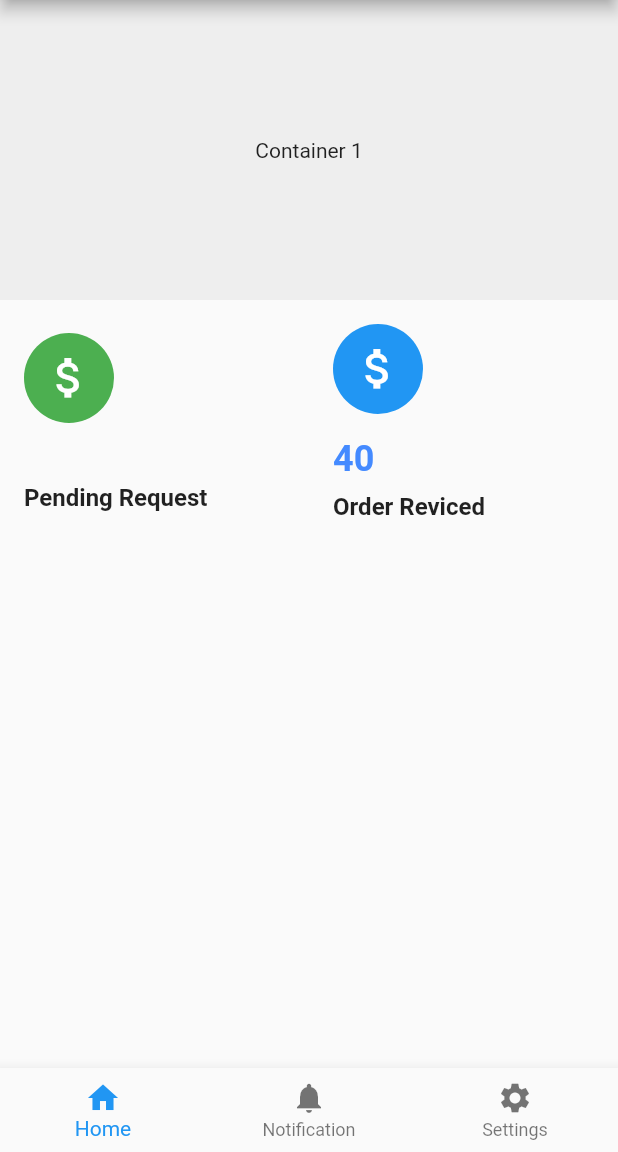
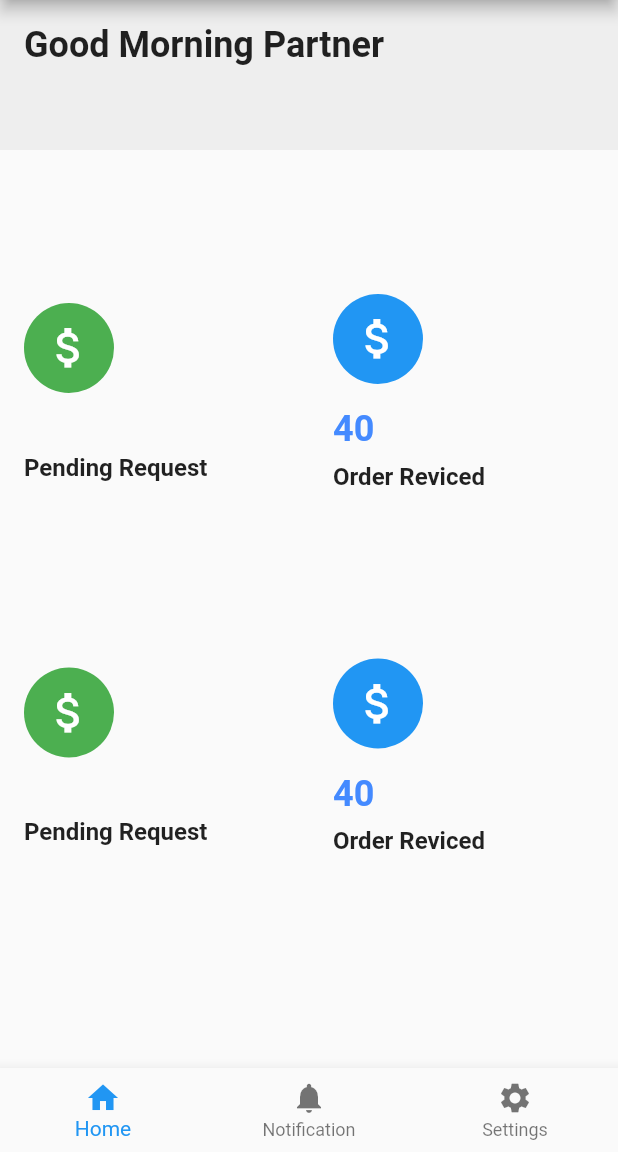
Before and after one commit to Ankit-Dhattarwal/Homzy_provider, a Flutter app: the screen it shows after launch, on a phone screen of 412 x 824 dp, the part 84-1236 px from its top. Run offline on Flutter 3.47's test engine with Material 2 defaults, Android fonts, the light colour scheme and no system bars; our stand-ins replace font_awesome_flutter.

Commit message:
Homzy Provider App

```diff
--- a/lib/main.dart
+++ b/lib/main.dart
@@ -1,5 +1,7 @@
 import 'package:flutter/material.dart';
 import 'package:font_awesome_flutter/font_awesome_flutter.dart';
+import 'package:provider_night/notification /request_screen.dart';
+import 'package:provider_night/notification /respose.dart';
 
 
 void main() => runApp(MyApp());
@@ -26,12 +28,97 @@ class HomeScreen extends StatelessWidget {
       body: Column(
         crossAxisAlignment: CrossAxisAlignment.stretch,
         children: [
-          Container(
-            color: Colors.grey[200],
-            height: 200,
-            child: Center(
-              child: Text('Container 1'),
+      Container(
+      color: Colors.grey[200],
+        height: 100,
+        child: Align(
+          alignment: Alignment.topLeft,
+          child: Padding(
+            padding: const EdgeInsets.all(16.0),
+            child: Text(
+              'Good Morning Partner',
+              style: TextStyle(
+                fontSize: 24,
+                fontWeight: FontWeight.bold,
+              ),
             ),
+          ),
+        ),
+      ),
+        SizedBox(
+          height: 80,
+        ),
+
+        Row(
+            children: [
+              Expanded(
+                child:Container(
+                  padding: EdgeInsets.all(16.0),
+                  child: Column(
+                    crossAxisAlignment: CrossAxisAlignment.start,
+                    children: [
+                      CircleAvatar(
+                        radius: 30.0,
+                        child: Icon(Icons.attach_money, size: 35.0, color: Colors.white),
+                        backgroundColor: Colors.green,
+                      ),
+                      // SizedBox(height: 16.0),
+                      // Text(
+                      //   '60',
+                      //   style: TextStyle(
+                      //     color: Colors.green,
+                      //     fontSize: 24.0,
+                      //     fontWeight: FontWeight.bold,
+                      //   ),
+                      // ),
+                      SizedBox(height: 40.0),
+                      Text(
+                        'Pending Request',
+                        style: TextStyle(
+                          fontSize: 16.0,
+                          fontWeight: FontWeight.bold,
+                        ),
+                      ),
+                    ],
+                  ),
+                ),
+              ),
+              Expanded(
+                child: Container(
+                  padding: EdgeInsets.all(16.0),
+                  child: Column(
+                    crossAxisAlignment: CrossAxisAlignment.start,
+                    children: [
+                      CircleAvatar(
+                        radius: 30.0,
+                        child: Icon(Icons.attach_money, size: 35.0, color: Colors.white),
+                        backgroundColor: Colors.blue,
+                      ),
+                      SizedBox(height: 16.0),
+                      Text(
+                        '40',
+                        style: TextStyle(
+                          color: Colors.blueAccent,
+                          fontSize: 24.0,
+                          fontWeight: FontWeight.bold,
+                        ),
+                      ),
+                      SizedBox(height: 8.0),
+                      Text(
+                        'Order Reviced',
+                        style: TextStyle(
+                          fontSize: 16.0,
+                          fontWeight: FontWeight.bold,
+                        ),
+                      ),
+                    ],
+                  ),
+                ),
+              ),
+            ],
+          ),
+          SizedBox(
+            height: 80,
           ),
           Row(
             children: [
@@ -118,7 +205,30 @@ class HomeScreen extends StatelessWidget {
             label: 'Settings',
           ),
         ],
+        onTap: (int index) {
+          switch (index) {
+            case 0:
+              Navigator.push(
+                context,
+                MaterialPageRoute(builder: (context) => HomeScreen()),
+              );
+              break;
+            case 1:
+              Navigator.push(
+                context,
+                MaterialPageRoute(builder: (context) => ServiceRequestScreen()),
+              );
+              break;
+            case 2:
+              Navigator.push(
+                context,
+                MaterialPageRoute(builder: (context) => ServiceRequestScreen()),
+              );
+              break;
+          }
+        },
       ),
+
     );
   }
 }
--- a/pubspec.yaml
+++ b/pubspec.yaml
@@ -62,9 +62,8 @@ flutter:
   uses-material-design: true
 
   # To add assets to your application, add an assets section, like this:
-  # assets:
-  #   - images/a_dot_burr.jpeg
-  #   - images/a_dot_ham.jpeg
+  assets:
+  - assets/
 
   # An image asset can refer to one or more resolution-specific "variants", see
   # https://flutter.dev/assets-and-images/#resolution-aware
```
Also changed, not shown: lib/notification /respose.dart (added, +505 -0 lines), lib/notification /setting_page.dart (added), 1 other file.
